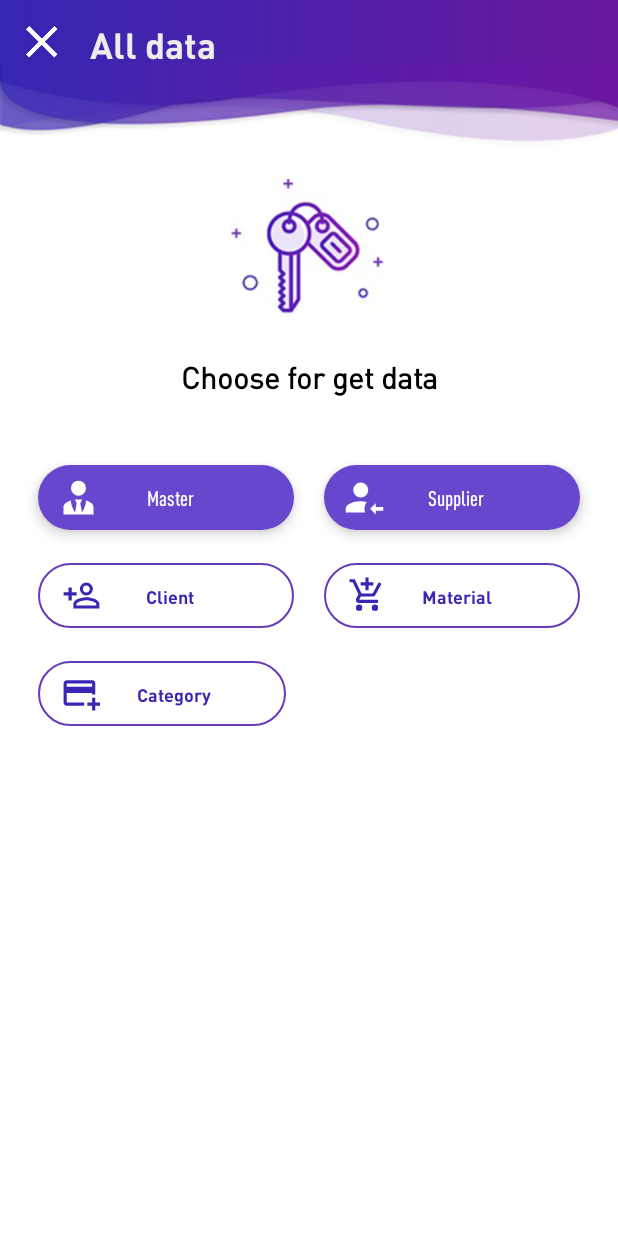
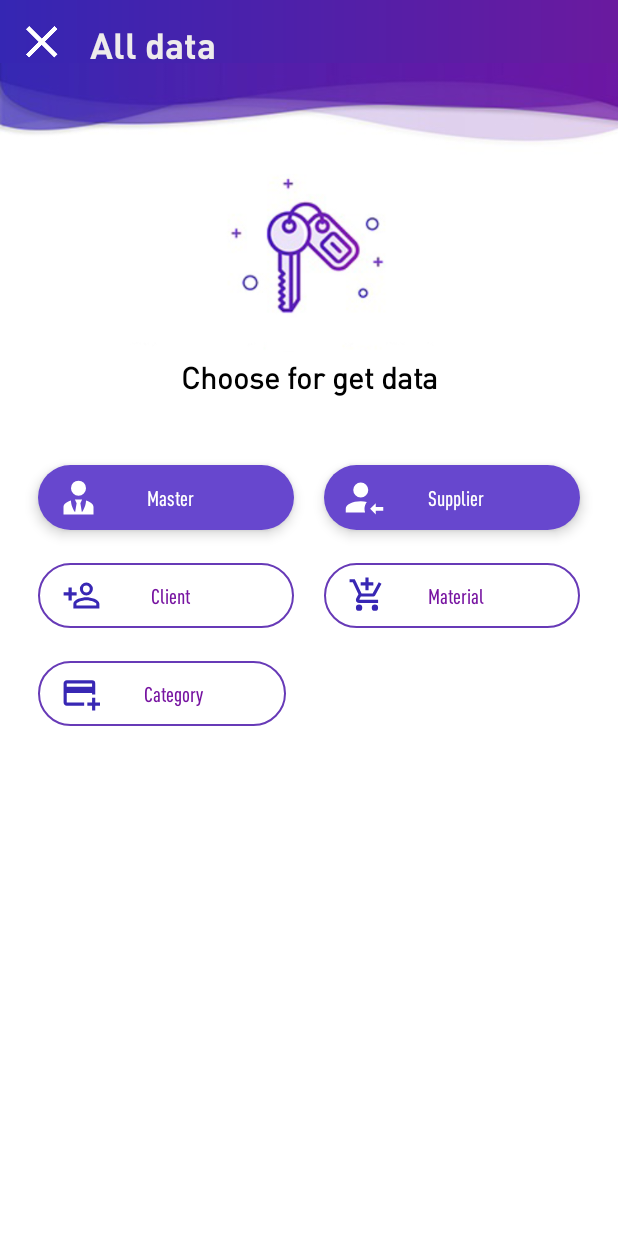
Before and after one commit to AdiletK/UniBiz, an Android app: the screen it shows after launch (AllDataActivity), in the side drawer, after a tap on "All data", on a phone screen of 412 x 824 dp. Run offline under Robolectric (Android 15) with nearby library versions, the phone set to English and light mode, and no system bars; our stand-ins replace CircleImageView; libraries missing offline, so code that uses them is left out: rm.com.longpresspopup.

Commit message:
Modify Calendar page add menu for show Clients and Materilas with data

```diff
--- a/app/src/main/AndroidManifest.xml
+++ b/app/src/main/AndroidManifest.xml
@@ -13,8 +13,10 @@
         android:label="@string/app_name"
         android:roundIcon="@mipmap/ic_launcher_round"
         android:theme="@style/MaterialTheme"
-        tools:ignore="GoogleAppIndexingWarning">
-        <activity android:name=".CalendarActivity">
+        tools:ignore="GoogleAppIndexingWarning"
+        >
+        <activity android:name=".CalendarActivity"
+            android:theme="@style/CalendarTheme">
 
         </activity>
         <activity android:name=".ClientViewActivity" />
--- a/app/src/main/java/com/example/unibiz/AllDataActivity.kt
+++ b/app/src/main/java/com/example/unibiz/AllDataActivity.kt
@@ -16,7 +16,7 @@ class AllDataActivity : AppCompatActivity() {
         setContentView(R.layout.activity_alldata)
         clickListener()
 
-        toolbar_alldata_activity.setOnClickListener {
+        toolbar_alldata_activity.setNavigationOnClickListener {
             finish()
         }
     }
--- a/app/src/main/java/com/example/unibiz/AllDataDialogs/CategoryViewDialogs.kt
+++ b/app/src/main/java/com/example/unibiz/AllDataDialogs/CategoryViewDialogs.kt
@@ -59,11 +59,7 @@ class CategoryViewDialogs : DialogFragment(){
             dismiss()
             true
         }
-
-        Thread(Runnable {
             getCategories()
-        })
-
     }
 
     private fun getCategories() {
--- a/app/src/main/java/com/example/unibiz/CalendarItems/DynamicClientFragment.kt
+++ b/app/src/main/java/com/example/unibiz/CalendarItems/DynamicFragment.kt
@@ -6,22 +6,20 @@ import androidx.recyclerview.widget.LinearLayoutManager
 import android.view.LayoutInflater
 import android.view.View
 import android.view.ViewGroup
-import android.widget.Toast
 import androidx.fragment.app.Fragment
 import androidx.recyclerview.widget.RecyclerView
 import com.example.unibiz.DB.DatabaseOperation
-import com.example.unibiz.Model.Client
 import com.example.unibiz.R
 import com.example.unibiz.Utils.ClientRecyclerView
-import kotlinx.android.synthetic.main.dialog_views_for_all_data.*
+import com.example.unibiz.Utils.Messages
+import com.example.unibiz.Utils.ProductRecyclerView
 
 
-import java.io.Serializable
 import java.text.SimpleDateFormat
 import java.util.*
 
 
-class DynamicClientFragment : Fragment() {
+class DynamicFragment : Fragment() {
 
 
     private val ARG_ORDER_DATE = "date_order"
@@ -34,39 +32,44 @@ class DynamicClientFragment : Fragment() {
         val view: View = inflater.inflate(R.layout.fragment_item_list,container,false)
 
         val date = arguments?.getSerializable(ARG_ORDER_DATE)
+        val text = arguments?.getSerializable(ARG_ORDER_NAME)
+        val flag = arguments?.getSerializable(ARG_ORDER_BOOL) as Boolean
         @SuppressLint("SimpleDateFormat") val sc = SimpleDateFormat("yyyy-MM-dd").format(date)
-
-        val operation = DatabaseOperation.get(context).getClients(sc,sc)
-
         val rec: RecyclerView = view.findViewById(R.id.client_list)
         rec.layoutManager = LinearLayoutManager(context, RecyclerView.VERTICAL, false)
-        val mClients = ClientRecyclerView(context, operation, LayoutInflater.from(context))
-        rec.adapter = mClients
+        if (text==Messages.client){
+            val operation = DatabaseOperation.get(context).clients
+            val mClients = ClientRecyclerView(context, operation, LayoutInflater.from(context))
+            rec.adapter = mClients
+        }else if (text==Messages.product) {
+
+        }
+        else{
+            if (flag) {
+                val operation = DatabaseOperation.get(context).getClients(sc, sc)
+                val mClients = ClientRecyclerView(context, operation, LayoutInflater.from(context))
+                rec.adapter = mClients
+            } else {
+                val operation = DatabaseOperation.get(context).getProducts(sc, sc)
+                val materials = ProductRecyclerView(context, operation)
+                rec.adapter = materials
+            }
+        }
         return view
     }
 
-    private fun updateUI(date: Serializable?) {
-       val operation = DatabaseOperation.get(context).clients
-            if(recycler_view==null){
 
-        }else {
-                recycler_view.layoutManager = LinearLayoutManager(context, RecyclerView.VERTICAL, false)
-            val mClients = ClientRecyclerView(context, operation, LayoutInflater.from(context))
-                recycler_view.adapter = mClients
-        }
-
-    }
 
 companion object {
     private val ARG_ORDER_DATE = "date_order"
     private val ARG_ORDER_BOOL = "date_bool"
     private val ARG_ORDER_NAME = "name"
-    fun newInstance(date: Date, isCheck: Boolean, name: String): DynamicClientFragment {
+    fun newInstance(date: Date, isCheck: Boolean, name: String): DynamicFragment {
         val args = Bundle()
         args.putSerializable(ARG_ORDER_DATE, date)
         args.putSerializable(ARG_ORDER_BOOL, isCheck)
         args.putSerializable(ARG_ORDER_NAME, name)
-        val fragment = DynamicClientFragment()
+        val fragment = DynamicFragment()
 
         fragment.arguments = args
         return fragment
--- a/app/src/main/java/com/example/unibiz/MainActivity.java
+++ b/app/src/main/java/com/example/unibiz/MainActivity.java
@@ -16,14 +16,19 @@ import android.widget.LinearLayout;
 import android.widget.RelativeLayout;
 import android.widget.Toast;
 
+import com.example.unibiz.CalendarItems.DynamicFragment;
 import com.example.unibiz.DB.CreationDataBase;
 import com.example.unibiz.DB.DatabaseOperation;
 import com.example.unibiz.Model.Client;
 import com.example.unibiz.Utils.ClientRecyclerView;
 import com.example.unibiz.Utils.HistoryRecyclerView;
+import com.example.unibiz.Utils.Messages;
 import com.google.android.material.floatingactionbutton.FloatingActionButton;
 import com.google.android.material.navigation.NavigationView;
 
+import java.util.Calendar;
+import java.util.Date;
+import java.util.GregorianCalendar;
 import java.util.List;
 
 import androidx.annotation.NonNull;
@@ -34,6 +39,8 @@ import androidx.appcompat.widget.Toolbar;
 import androidx.core.view.GravityCompat;
 import androidx.core.widget.NestedScrollView;
 import androidx.drawerlayout.widget.DrawerLayout;
+import androidx.fragment.app.Fragment;
+import androidx.fragment.app.FragmentManager;
 import androidx.recyclerview.widget.LinearLayoutManager;
 import androidx.recyclerview.widget.RecyclerView;
 
@@ -93,9 +100,6 @@ public class MainActivity extends AppCompatActivity implements View.OnClickListe
         CategorysLayout = findViewById(R.id.category_layout);
 
         mMainLayout = findViewById(R.id.main_layout);
-        recyclerView = findViewById(R.id.rec_client);
-
-        recyclerView.setLayoutManager(new LinearLayoutManager(this, RecyclerView.VERTICAL,false));
 
         NavigationView navigationView = findViewById(R.id.main_navigation);
         navigationView.setNavigationItemSelectedListener(this);
@@ -116,41 +120,16 @@ public class MainActivity extends AppCompatActivity implements View.OnClickListe
     @SuppressLint("StaticFieldLeak")
     public void updateUI() {
 
-        String date = "2019-04-29";
-        String date1 = "2019-04-29";
-
-        new AsyncTask<String,Integer,List<Client>>(){
-
-            @Override
-            protected void onPreExecute() {
-                super.onPreExecute();
-            }
-            @Override
-            protected List<Client> doInBackground(String... strings) {
-                DatabaseOperation databaseOperation = DatabaseOperation.get(MainActivity.this);
-                return databaseOperation.getClients();
-            }
-            @Override
-            protected void onPostExecute(List<Client> clients) {
-                super.onPostExecute(clients);
-                if (mClientRecyclerViewAdapter ==null) {
-                    mClientRecyclerViewAdapter = new ClientRecyclerView(MainActivity.this, clients,getLayoutInflater());
-                    recyclerView.setAdapter(mClientRecyclerViewAdapter);
-                }else {
-                    mClientRecyclerViewAdapter.setData(clients);
-                    mClientRecyclerViewAdapter.notifyDataSetChanged();
-                }
-            }
-
-            @Override
-            protected void onProgressUpdate(Integer... values) {
-                super.onProgressUpdate(values);
-
-            }
-
-
-        }.execute();
-
+        Calendar calendar = Calendar.getInstance();
+        int year = calendar.get(Calendar.YEAR);
+        int month = calendar.get(Calendar.MONTH);
+        int day = calendar.get(Calendar.DAY_OF_MONTH);
+        Date mDate =new GregorianCalendar(year, month, day).getTime();
+        FragmentManager fm = getSupportFragmentManager();
+        Fragment fragment = DynamicFragment.Companion.newInstance(mDate, true, Messages.client);
+        fm.beginTransaction()
+                .replace(R.id.clients_rec, fragment)
+                .commit();
 
         //Recycler View
 
@@ -200,8 +179,10 @@ public class MainActivity extends AppCompatActivity implements View.OnClickListe
                 return;
             case R.id.floatingActionButton_order:
                 //open Product dialog
-                Intent intent = new Intent(MainActivity.this, NewProductActivity.class);
-                startActivityForResult(intent,NewProductActivity_Request_code);
+
+                    Intent intent = new Intent(MainActivity.this, NewProductActivity.class);
+                    startActivityForResult(intent,NewProductActivity_Request_code);
+
                 handlerMethod();
                 return;
             case R.id.floatingActionButton_master:
@@ -212,6 +193,7 @@ public class MainActivity extends AppCompatActivity implements View.OnClickListe
             case R.id.floatingActionButton_category:
                 openCategoryDialog();
                 handlerMethod();
+
                 return;
             case R.id.floatingActionButton:
                 if (OrderLayout.getVisibility()==View.VISIBLE && ClientLayout.getVisibility()==View.VISIBLE){
@@ -246,11 +228,10 @@ public class MainActivity extends AppCompatActivity implements View.OnClickListe
 
     private void openDialogClient() {
         Intent clientIntent = new Intent(MainActivity.this, NewClientActivity.class);
-        startActivityForResult(clientIntent,RESULT_FOR_ADD_CLIENT);
+        startActivity(clientIntent);
     }
     private void openCategoryDialog(){
-        NewCategoryDialog dialog;
-        dialog = NewCategoryDialog.Companion.display(getSupportFragmentManager());
+        NewCategoryDialog.Companion.display(getSupportFragmentManager());
     }
 
     @Override
@@ -260,7 +241,7 @@ public class MainActivity extends AppCompatActivity implements View.OnClickListe
                 startAddActivity();
                 return true;
             case R.id.menu_all_data:
-                startAllDataIntent();
+                 startAllDataIntent();
                 return true;
             case R.id.menu_calendar:
                 Intent intent = new Intent(MainActivity.this, CalendarActivity.class);
--- a/app/src/main/java/com/example/unibiz/NewClientActivity.java
+++ b/app/src/main/java/com/example/unibiz/NewClientActivity.java
@@ -287,6 +287,7 @@ public class NewClientActivity extends AppCompatActivity  implements View.OnClic
                     insert.add(new_client);
                 }
             }).start();
+            dialog.hide();
             finish();
         }else {
             Toast.makeText(this,getString(R.string.msg_for_empty_texts),Toast.LENGTH_SHORT).show();
--- a/app/src/main/res/layout/activity_add_things.xml
+++ b/app/src/main/res/layout/activity_add_things.xml
@@ -121,7 +121,7 @@
 
             <com.google.android.material.button.MaterialButton
                 android:id="@+id/add_client"
-                style="@style/OutlinedBtn"
+                style="@style/Widget.MaterialComponents.Button.OutlinedButton"
                 android:layout_width="0dp"
                 android:layout_height="@dimen/height_of_add_btns"
                 android:layout_weight="1"
@@ -145,7 +145,7 @@
                 />
             <com.google.android.material.button.MaterialButton
                 android:id="@+id/add_material"
-                style="@style/OutlinedBtn"
+                style="@style/Widget.MaterialComponents.Button.OutlinedButton"
                 android:layout_width="0dp"
                 android:layout_height="@dimen/height_of_add_btns"
                 android:layout_weight="1"
@@ -176,7 +176,7 @@
 
             <com.google.android.material.button.MaterialButton
                 android:id="@+id/add_category"
-                style="@style/OutlinedBtn"
+                style="@style/Widget.MaterialComponents.Button.OutlinedButton"
                 android:layout_width="0dp"
                 android:layout_height="@dimen/height_of_add_btns"
                 android:layout_weight="1"
--- a/app/src/main/res/layout/activity_alldata.xml
+++ b/app/src/main/res/layout/activity_alldata.xml
@@ -121,7 +121,7 @@
 
             <com.google.android.material.button.MaterialButton
                 android:id="@+id/data_client"
-                style="@style/OutlinedBtn"
+                style="@style/Widget.MaterialComponents.Button.OutlinedButton"
                 android:layout_width="0dp"
                 android:layout_height="@dimen/height_of_add_btns"
                 android:layout_weight="1"
@@ -145,7 +145,7 @@
                 />
             <com.google.android.material.button.MaterialButton
                 android:id="@+id/data_material"
-                style="@style/OutlinedBtn"
+                style="@style/Widget.MaterialComponents.Button.OutlinedButton"
                 android:layout_width="0dp"
                 android:layout_height="@dimen/height_of_add_btns"
                 android:layout_weight="1"
@@ -176,7 +176,7 @@
 
             <com.google.android.material.button.MaterialButton
                 android:id="@+id/data_category"
-                style="@style/OutlinedBtn"
+                style="@style/Widget.MaterialComponents.Button.OutlinedButton"
                 android:layout_width="0dp"
                 android:layout_height="@dimen/height_of_add_btns"
                 android:layout_weight="1"
--- a/app/src/main/res/layout/activity_calendar.xml
+++ b/app/src/main/res/layout/activity_calendar.xml
@@ -17,14 +17,16 @@
         app:navigationIcon="@mipmap/changed_bg_float"
         app:title="Calendar"
         app:titleTextColor="@color/textColor"
+        app:popupTheme="@style/ThemeOverlay.AppCompat.Light"
+        app:theme="@style/ThemeOverlay.AppCompat.Light"
         app:titleTextAppearance="@style/TextAppearance.AppCompat.Widget.ActionBar.Title"
         />
 
     <CalendarView
         android:id="@+id/calendar_view"
+        android:layout_below="@id/toolbar_calendar"
         android:layout_width="match_parent"
         android:layout_height="wrap_content"
-        android:layout_below="@id/toolbar_calendar"
         >
     </CalendarView>
     <FrameLayout
@@ -39,6 +41,7 @@
         android:layout_height="wrap_content"
         android:orientation="horizontal"
         android:layout_alignParentBottom="true"
+        android:background="@color/white"
         >
         <com.google.android.material.button.MaterialButton
             android:id="@+id/client_btn"
--- a/app/src/main/res/layout/fragment_item_list.xml
+++ b/app/src/main/res/layout/fragment_item_list.xml
@@ -7,5 +7,5 @@
     android:layout_height="match_parent"
     android:layout_marginLeft="16dp"
     android:layout_marginRight="16dp"
-    tools:context=".CalendarItems.DynamicClientFragment"
+    tools:context=".CalendarItems.DynamicFragment"
      />
--- a/app/src/main/res/values/styles.xml
+++ b/app/src/main/res/values/styles.xml
@@ -17,6 +17,17 @@
         <item name="materialButtonStyle">@style/AppButton</item>
         <item name="textInputStyle">@style/AppTextField</item>
         <item name="android:textColor">@color/white</item>
+        <item name="actionBarItemBackground">@drawable/actionbar_theme</item>
+        <item name="android:fontFamily">@font/dinpro_condensedmedium</item>
+    </style>
+
+    <style name="CalendarTheme" parent="Theme.MaterialComponents.Light.NoActionBar.Bridge">
+        <item name="colorPrimary">@color/colorPrimary</item>
+        <item name="colorPrimaryDark">@color/colorPrimaryDark</item>
+        <item name="colorAccent">@color/colorAccent</item>
+        <item name="materialButtonStyle">@style/AppButton</item>
+        <item name="textInputStyle">@style/AppTextField</item>
+        <item name="android:textColor">@color/black</item>
         <item name="actionBarItemBackground">@drawable/actionbar_theme</item>
         <item name="android:fontFamily">@font/dinpro_condensedmedium</item>
     </style>
```
Also changed, not shown: app/src/main/java/com/example/unibiz/CalendarActivity.kt (+81 -10 lines), app/src/main/java/com/example/unibiz/DB/DatabaseOperation.java (+21 -29 lines), app/src/main/java/com/example/unibiz/ViewDataActivity.kt (+34 -5 lines), app/src/main/res/layout/activity_main.xml (+4 -3 lines), app/src/main/res/layout/activity_view_data.xml (+28 -7 lines), app/src/main/res/menu/menu_calendar.xml (added, +12 -0 lines).
